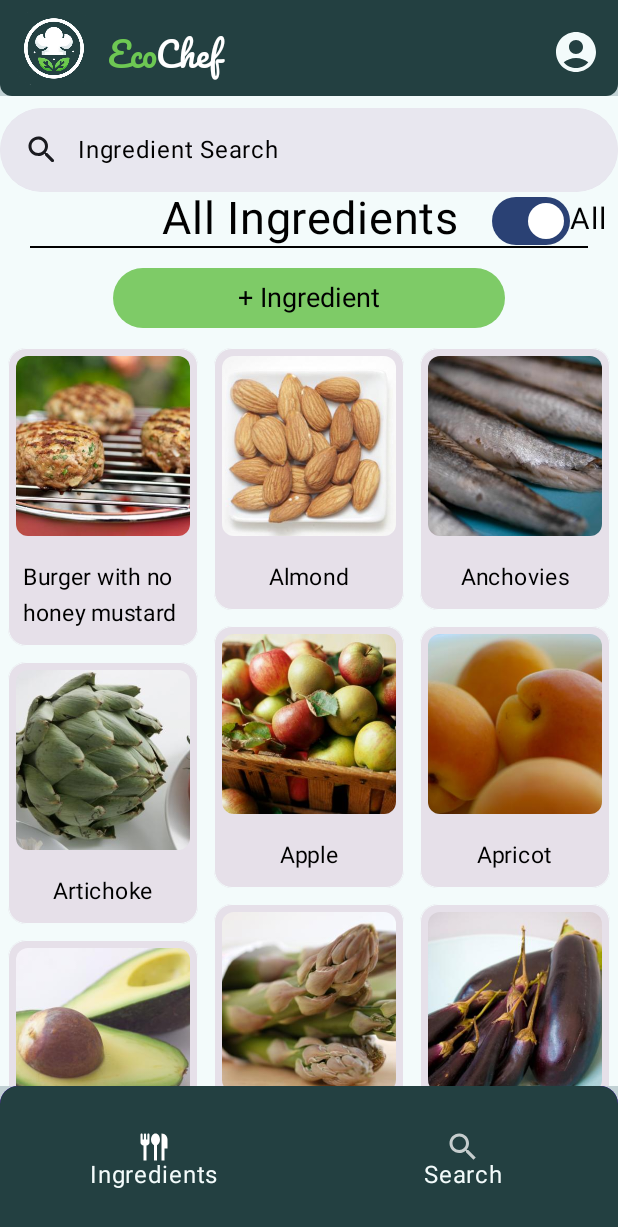
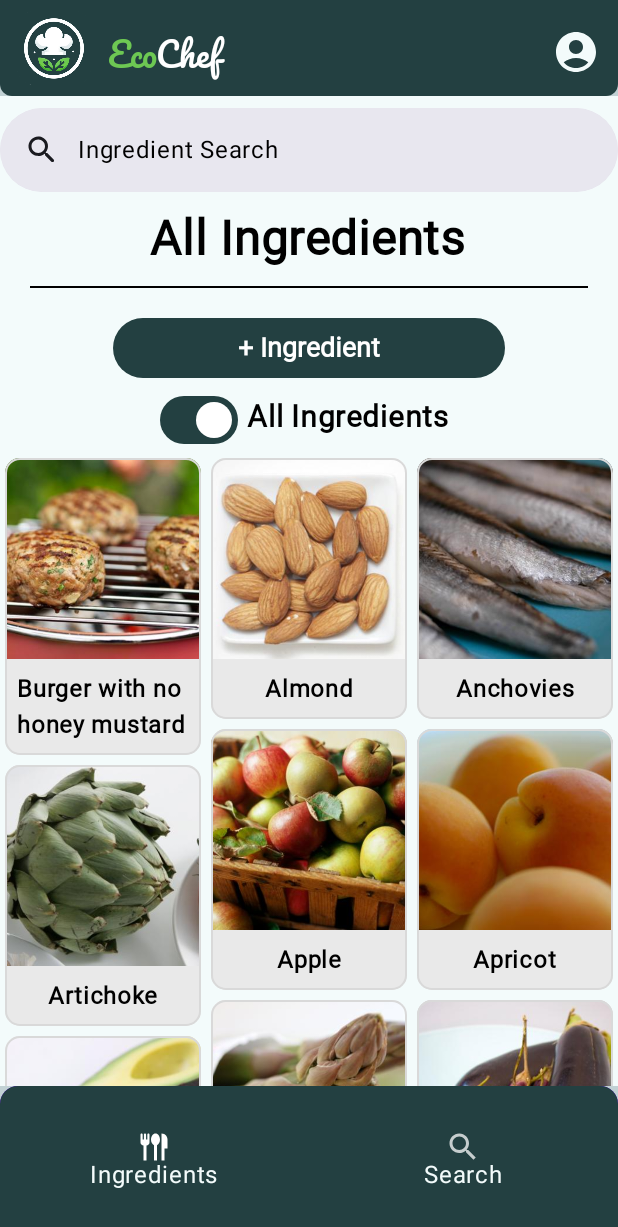
Before and after one commit to josephcf166/EcoChef, an Android app built with Jetpack Compose: the screen it shows after launch (MainActivity), on a phone screen of 412 x 824 dp. Shown: the top 1227 px of the screen. Run offline under Robolectric (Android 15) with nearby library versions, the phone set to English and light mode, and no system bars.

Commit message:
ingredientsScreen: redesigned it to look better (probabbly)

```diff
--- a/app/src/main/java/com/example/ecochef/screens/IngredientsScreen.kt
+++ b/app/src/main/java/com/example/ecochef/screens/IngredientsScreen.kt
@@ -10,6 +10,7 @@ import androidx.compose.foundation.layout.Arrangement
 import androidx.compose.foundation.layout.Column
 import androidx.compose.foundation.layout.Row
 import androidx.compose.foundation.layout.Spacer
+import androidx.compose.foundation.layout.fillMaxHeight
 import androidx.compose.foundation.layout.fillMaxSize
 import androidx.compose.foundation.layout.fillMaxWidth
 import androidx.compose.foundation.layout.height
@@ -23,6 +24,7 @@ import androidx.compose.foundation.lazy.staggeredgrid.StaggeredGridCells
 import androidx.compose.foundation.shape.RoundedCornerShape
 import androidx.compose.material.icons.Icons
 import androidx.compose.material.icons.filled.Close
+import androidx.compose.material.icons.filled.Delete
 import androidx.compose.material.icons.rounded.Search
 import androidx.compose.material3.Button
 import androidx.compose.material3.ButtonDefaults
@@ -36,6 +38,7 @@ import androidx.compose.material3.IconButton
 import androidx.compose.material3.MaterialTheme
 import androidx.compose.material3.Surface
 import androidx.compose.material3.Switch
+import androidx.compose.material3.SwitchDefaults
 import androidx.compose.material3.Text
 import androidx.compose.material3.TextField
 import androidx.compose.runtime.Composable
@@ -56,7 +59,10 @@ import androidx.compose.ui.layout.ContentScale
 import androidx.compose.ui.platform.LocalSoftwareKeyboardController
 import androidx.compose.ui.res.colorResource
 import androidx.compose.ui.res.painterResource
+import androidx.compose.ui.text.font.Font
+import androidx.compose.ui.text.font.FontFamily
 import androidx.compose.ui.text.font.FontStyle
+import androidx.compose.ui.text.font.FontWeight
 import androidx.compose.ui.unit.dp
 import androidx.compose.ui.unit.sp
 import androidx.compose.ui.window.Dialog
@@ -64,6 +70,10 @@ import androidx.core.app.ComponentActivity
 import com.example.ecochef.Ingredients
 import com.example.ecochef.R
 import com.example.ecochef.getIngredientsList
+
+val roboto = FontFamily(
+    Font(R.font.roboto, FontWeight.Normal),
+)
 
 @OptIn(ExperimentalMaterial3Api::class, ExperimentalComposeUiApi::class)
 @Composable
@@ -79,7 +89,7 @@ fun IngredientsScreen(componentActivity: ComponentActivity, onRecipePage: Mutabl
     val yourIngredients: MutableList<Ingredients> = remember { mutableStateListOf<Ingredients>() }
     val allIngredients: MutableList<Ingredients> = remember { mutableStateListOf<Ingredients>() }
     var searchedIngredients: MutableList<Ingredients> = remember { mutableStateListOf<Ingredients>() }
-    val mutableList = mutableListOf<String>()
+
     LaunchedEffect(key1 = Unit) {
 
         for ((key, value) in customIngredients.all) {
@@ -97,7 +107,7 @@ fun IngredientsScreen(componentActivity: ComponentActivity, onRecipePage: Mutabl
         modifier = Modifier
             .fillMaxSize()
             .background(colorResource(id = R.color.mint_white))
-            //.wrapContentSize(Alignment.Center)
+
     ){
         var text by remember { mutableStateOf("") }
         val keyboardController = LocalSoftwareKeyboardController.current
@@ -153,41 +163,90 @@ fun IngredientsScreen(componentActivity: ComponentActivity, onRecipePage: Mutabl
         Row(
             verticalAlignment = Alignment.CenterVertically,
             horizontalArrangement = Arrangement.Start,
-            modifier = Modifier.fillMaxWidth()
+            modifier = Modifier
+                .fillMaxWidth()
+                .padding(12.dp)
         ) {
             // Spacer to push the text to the center
-            Spacer(modifier = Modifier.weight(1f))
+            Spacer(modifier = Modifier.weight(0.2f))
 
             // Centered Text
             Text(
                 text = if (isAll) "All Ingredients" else "Your Ingredients",
-                fontSize = 30.sp,
-                color = Color.Black
+                fontSize = 32.sp,
+                color = Color.Black,
+                fontWeight = FontWeight.Bold,
+                fontFamily = roboto
             )
 
             // Another Spacer to push the switch and text to the right
             Spacer(modifier = Modifier.weight(0.2f))
-
-            // Switch and Text grouped together on the right
-            Switch(
-                checked = isAll,
-                onCheckedChange = { isAll = !isAll },
-                modifier = Modifier.height(10.dp)
-            )
-            Text(
-                text = if (isAll) "All" else "Your",
-                fontSize = 20.sp,
-                color = Color.Black,
-                modifier = Modifier.padding(end=7.dp)
-            )
         }
         Divider(
             color = colorResource(R.color.black),
             thickness = 1.dp,
             modifier = Modifier
                 .padding(horizontal = 20.dp)
-                .padding(bottom = 5.dp)
+                .padding(bottom = 12.dp)
         )
+
+        if(isAll){
+            Row(
+                modifier = Modifier
+                    .fillMaxWidth()
+                    .padding(8.dp),
+                horizontalArrangement = Arrangement.Center
+            ) {
+                Button(
+                    onClick = { showDialog = true },
+                    // Set the button width to 66% of the screen's width
+                    modifier = Modifier
+                        .fillMaxWidth(0.66f)
+                        .height(40.dp),
+                    colors = ButtonDefaults.buttonColors(Color(colorResource(id = R.color.spotify_green).toArgb()))
+                ) {
+                    Text(
+                        "+ Ingredient",
+                        style = androidx.compose.ui.text.TextStyle(
+                            fontSize = 18.sp,
+                            color = Color.White
+                        ),
+                        fontFamily = roboto,
+                        fontWeight = FontWeight.Bold,
+                        modifier = Modifier.padding(0.dp)
+                    )
+                }
+            }
+        }
+
+        Row(
+            modifier = Modifier
+                .align(Alignment.CenterHorizontally)
+                .padding(bottom = 4.dp)
+        ) {
+            // Switch and Text grouped together on the right
+            Switch(
+                checked = isAll,
+                onCheckedChange = { isAll = !isAll },
+                modifier = Modifier.height(38.dp),
+                colors = SwitchDefaults.colors(
+                    checkedThumbColor = Color.White,
+                    checkedTrackColor = Color(colorResource(id = R.color.spotify_green).toArgb()),
+                    uncheckedThumbColor = Color.White,
+                    uncheckedTrackColor = Color(colorResource(id = R.color.lime_green).toArgb()),
+                )
+
+            )
+            Text(
+                text = if (isAll) "All Ingredients" else "Your Ingredients",
+                fontSize = 20.sp,
+                color = Color.Black,
+                fontFamily = roboto,
+                fontWeight = FontWeight.Bold,
+                modifier = Modifier.padding(6.dp)
+            )
+        }
+
         if (!isAll) {
             yourIngredients.clear()
             allIngredients.forEach() {
@@ -215,32 +274,6 @@ fun IngredientsScreen(componentActivity: ComponentActivity, onRecipePage: Mutabl
 
         }
         else {
-
-            Row(
-                modifier = Modifier
-                    .fillMaxWidth()
-                    .padding(8.dp),
-                horizontalArrangement = Arrangement.Center
-            ) {
-                Button(
-                    onClick = { showDialog = true },
-                    // Set the button width to 66% of the screen's width
-                    modifier = Modifier
-                        .fillMaxWidth(0.66f)
-                        .height(40.dp),
-                    colors = ButtonDefaults.buttonColors(Color(colorResource(id = R.color.lime_green).toArgb()))
-                ) {
-                    Text(
-                        "+ Ingredient",
-                        style = androidx.compose.ui.text.TextStyle(
-                            fontSize = 18.sp,
-                            color = Color.Black
-                        ),
-                        modifier = Modifier.padding(0.dp)
-                    )
-                }
-            }
-
             if (showDialog) {
                 Dialog(onDismissRequest = { showDialog = false }) {
                     Surface(
@@ -347,32 +380,28 @@ fun ingredientCard(
         remember { mutableStateOf(selectedIngredients.getBoolean(ingredient.Iname, false)) }
     Log.d("MyTag",  "${ingredient.Iname}: ${selectedIngredients.getBoolean(ingredient.Iname, false)}")
     selected.value = selectedIngredients.getBoolean(ingredient.Iname, false)
-    Card(modifier = Modifier.padding(5.dp),
+    Card(modifier = Modifier
+        .padding(3.dp),
+        shape = RoundedCornerShape(10.dp),
         colors = cardColors(
             containerColor =
                 when {
-                    selected.value -> colorResource(id = R.color.lime_green)
-                    else -> Color(0xFFE6E0E9)
+                    selected.value -> Color(0xFFBFF199)
+                    else -> Color(0xFFe9e9e9)
                 }
         ),
         border = BorderStroke(
-
-                when {
-                    selected.value -> 5.dp
-                    else -> 0.dp
-                }
-
-            ,
-                when {
-                    selected.value -> colorResource(id = R.color.spotify_green)
-                    else -> colorResource(id = R.color.mint_white)
+            width = 1.dp,
+            color = when {
+                selected.value -> colorResource(id = R.color.lime_green)
+                else -> Color(0xffd9d9d9)
             }
         ),
 
         onClick = {
 
             selected.value = !selected.value
-            Log.d("MyTag", "${ingredient.Iname}: ${selected.value}")
+            Log.d("Ingredient", "${ingredient.Iname}: ${selected.value}")
             if (!selected.value && !isAll){
                 yourIngredients.remove(ingredient)
             }
@@ -380,33 +409,39 @@ fun ingredientCard(
         }) {
 
         if (ingredient.custom) {
-            Button(onClick = {
+            Button(
+                onClick = {
                     yourIngredients.remove(ingredient)
                     searchedIngredients.remove(ingredient)
                     removeCustom(activity = componentActivity, ingredient.Iname)
                 },
-                modifier = Modifier.align(Alignment.CenterHorizontally)) {
-                Text("remove", color=Color.Black)
+                shape = RoundedCornerShape(0.dp),
+                modifier = Modifier
+                    .align(Alignment.CenterHorizontally)
+                    .fillMaxWidth()
+                    .fillMaxHeight(),
+                colors = ButtonDefaults.buttonColors(Color(colorResource(id = R.color.spotify_green).toArgb()))
+            ) {
+                Icon(imageVector = Icons.Default.Delete, contentDescription = "The button to remove the custom ingredient")
             }
         }
+
         Image(
             painter = painterResource(id = ingredient.imageInt),
             contentDescription = ingredient.Iname,
             contentScale = ContentScale.FillHeight,
             modifier = Modifier
-                    .padding(5.dp)
-                    .size(120.dp)
-                    .padding(bottom = 0.dp)
-                    .clip(RoundedCornerShape(8.dp))
+                .size(134.dp)
         )
 
         Text(
             text = ingredient.Iname,
-            fontSize = 15.sp,
-            fontStyle = FontStyle(600),
+            fontSize = 16.sp,
+            fontWeight = FontWeight.Bold,
+            fontFamily = roboto,
             modifier = Modifier
                 .align(Alignment.CenterHorizontally)
-                .padding(10.dp), color=Color.Black
+                .padding(8.dp), color=Color.Black
         )
 
     }
```
Also changed, not shown: app/src/main/res/font/poppins.ttf (added). Lines whose indentation alone changed are shown as unchanged.
